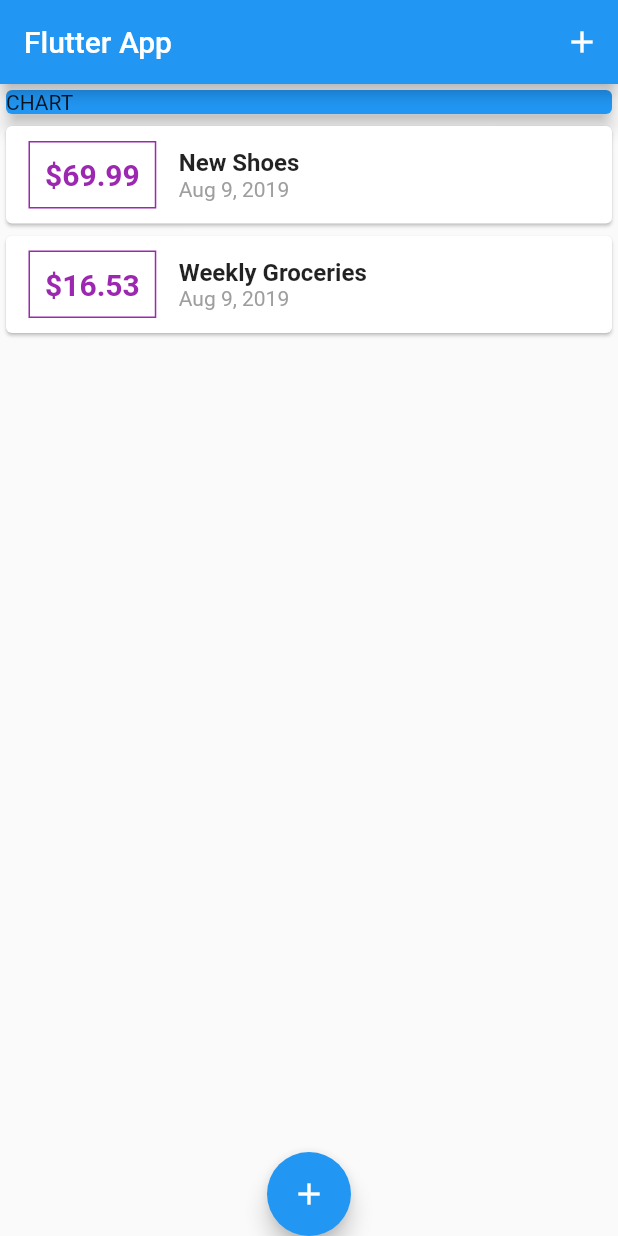
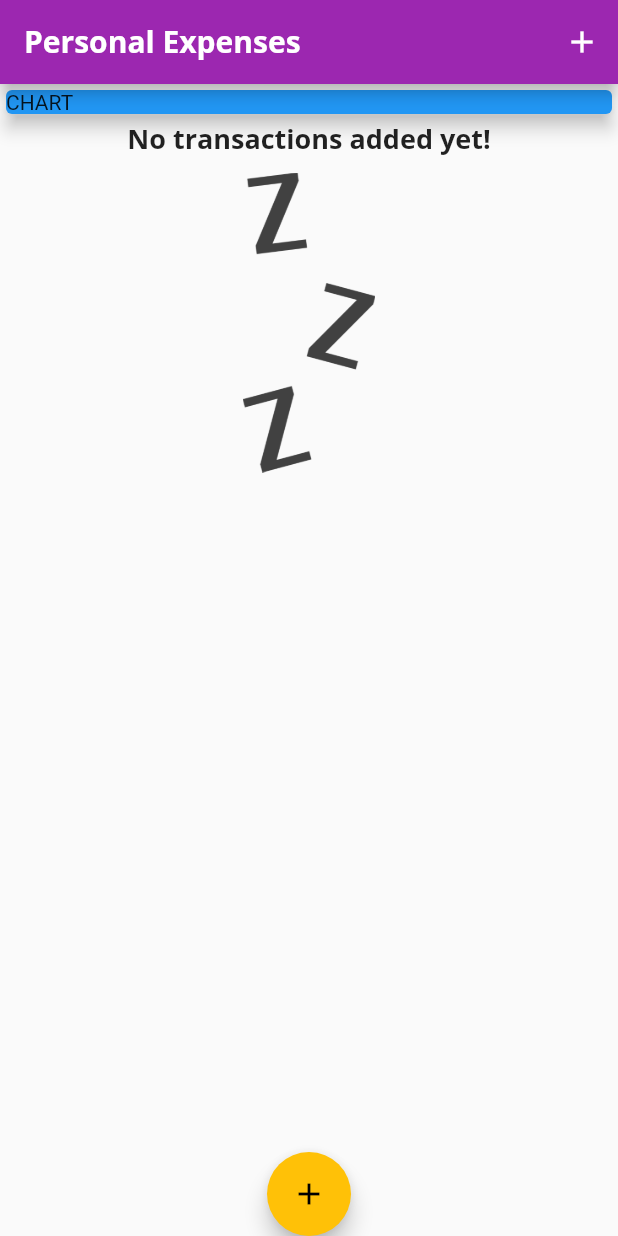
Before and after one commit to fiixed/Personal-Expenses, a Flutter app: the screen it shows after launch, on a phone screen of 412 x 824 dp. Run offline on Flutter 3.47's test engine with Material 2 defaults, Android fonts, the phone set to English and light mode, and no system bars; Roboto replaces fonts that are missing (Open Sans).

Commit message:
Theming and Chart outline

```diff
--- a/lib/main.dart
+++ b/lib/main.dart
@@ -10,9 +10,27 @@ class MyApp extends StatelessWidget {
   @override
   Widget build(BuildContext context) {
     return MaterialApp(
-      title: 'Flutter Demo',
+      title: 'Personal Expenses',
       theme: ThemeData(
-        primarySwatch: Colors.blue,
+        primarySwatch: Colors.purple,
+        accentColor: Colors.amber,
+        fontFamily: 'Quicksand',
+        textTheme: ThemeData.light().textTheme.copyWith(
+              title: TextStyle(
+                fontFamily: 'OpenSans',
+                fontWeight: FontWeight.bold,
+                fontSize: 18,
+              ),
+            ),
+        appBarTheme: AppBarTheme(
+          textTheme: ThemeData.light().textTheme.copyWith(
+                title: TextStyle(
+                  fontFamily: 'Open Sans',
+                  fontSize: 20,
+                  fontWeight: FontWeight.bold,
+                ),
+              ),
+        ),
       ),
       home: MyHomePage(),
     );
@@ -29,18 +47,18 @@ class MyHomePage extends StatefulWidget {
 
 class _MyHomePageState extends State<MyHomePage> {
   final List<Transaction> _userTransactions = [
-    Transaction(
-      id: 't1',
-      title: 'New Shoes',
-      amount: 69.99,
-      date: DateTime.now(),
-    ),
-    Transaction(
-      id: 't2',
-      title: 'Weekly Groceries',
-      amount: 16.53,
-      date: DateTime.now(),
-    ),
+    // Transaction(
+    //   id: 't1',
+    //   title: 'New Shoes',
+    //   amount: 69.99,
+    //   date: DateTime.now(),
+    // ),
+    // Transaction(
+    //   id: 't2',
+    //   title: 'Weekly Groceries',
+    //   amount: 16.53,
+    //   date: DateTime.now(),
+    // ),
   ];
 
   void _addNewTransaction(String title, double amount) {
@@ -72,7 +90,9 @@ class _MyHomePageState extends State<MyHomePage> {
   Widget build(BuildContext context) {
     return Scaffold(
       appBar: AppBar(
-        title: Text('Flutter App'),
+        title: Text(
+          'Personal Expenses',
+        ),
         actions: <Widget>[
           IconButton(
             icon: Icon(Icons.add),
--- /dev/null
+++ b/lib/widgets/chart.dart
@@ -0,0 +1,14 @@
+import 'package:flutter/material.dart';
+
+class Chart extends StatelessWidget {
+  const Chart({Key key}) : super(key: key);
+
+  @override
+  Widget build(BuildContext context) {
+    return Card(
+      elevation: 6,
+      margin: EdgeInsets.all(20),
+      child: Row(),
+    );
+  }
+}
--- a/lib/widgets/transaction_list.dart
+++ b/lib/widgets/transaction_list.dart
@@ -11,22 +11,43 @@ class TransactionList extends StatelessWidget {
   Widget build(BuildContext context) {
     return Container(
       height: 300,
-      child: ListView.builder(
+      child: transactions.isEmpty
+          ? Column(
+              children: <Widget>[
+                Text(
+                  'No transactions added yet!',
+                  style: Theme.of(context).textTheme.title,
+                ),
+                SizedBox(
+                  height: 10,
+                ),
+                Container(
+                  height: 200,
+                  child: Image.asset(
+                    'assets/images/waiting.png',
+                    fit: BoxFit.cover,
+                  ),
+                ),
+              ],
+            )
+          : ListView.builder(
               itemBuilder: (context, index) {
                 return Card(
                   child: Row(
                     children: <Widget>[
                       Container(
-                  margin: EdgeInsets.symmetric(vertical: 10, horizontal: 15),
+                        margin:
+                            EdgeInsets.symmetric(vertical: 10, horizontal: 15),
                         decoration: BoxDecoration(
-                    border: Border.all(color: Colors.purple, width: 1),
+                          border: Border.all(
+                              color: Theme.of(context).primaryColor, width: 1),
                         ),
                         child: Text(
                           '\$${transactions[index].amount.toStringAsFixed(2)}',
                           style: TextStyle(
                               fontWeight: FontWeight.bold,
                               fontSize: 20,
-                        color: Colors.purple),
+                              color: Theme.of(context).primaryColor),
                         ),
                         padding: EdgeInsets.all(10),
                       ),
@@ -35,8 +56,7 @@ class TransactionList extends StatelessWidget {
                         children: <Widget>[
                           Text(
                             transactions[index].title,
-                      style:
-                          TextStyle(fontSize: 16, fontWeight: FontWeight.bold),
+                            style: Theme.of(context).textTheme.title,
                           ),
                           Text(
                             DateFormat.yMMMd().format(transactions[index].date),
```
Also changed, not shown: pubspec.yaml (+14 -14 lines), assets/fonts/OpenSans-Bold.ttf (added), assets/fonts/OpenSans-Regular.ttf (added), assets/fonts/Quicksand-Bold.ttf (added), assets/fonts/Quicksand-Light.ttf (added), assets/fonts/Quicksand-Medium.ttf (added), assets/fonts/Quicksand-Regular.ttf (added), assets/images/waiting.png (added). Lines whose indentation alone changed are shown as unchanged.
